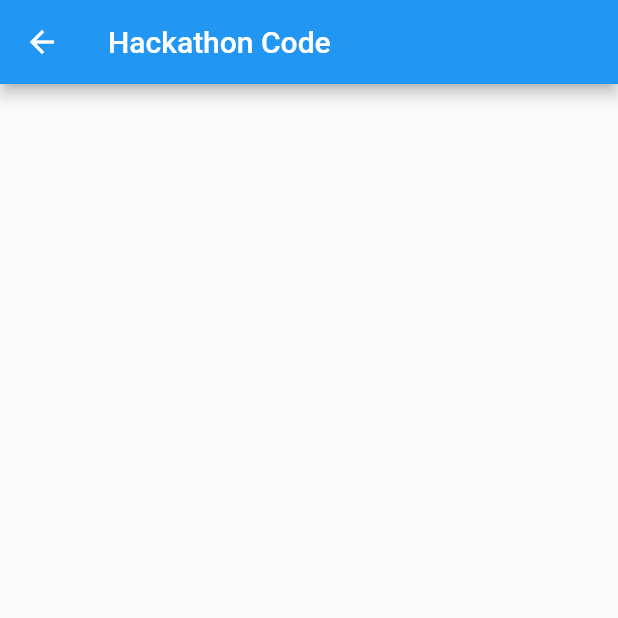
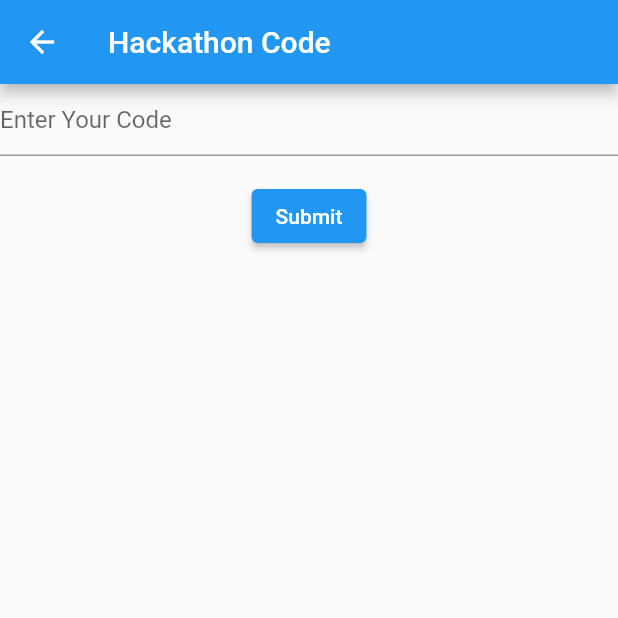
Before and after one commit to HafsaKaraAchira/Hack-Inventory, a Flutter app: the HackathonGoerCode screen opened directly, on a phone screen of 412 x 824 dp, the top half of it. Run offline on Flutter 3.47's test engine with Material 2 defaults, Android fonts, the light colour scheme and no system bars.

Commit message:
Form with hack code printing

```diff
--- a/hack_inventory/lib/Views/HackathonGoerCode.dart
+++ b/hack_inventory/lib/Views/HackathonGoerCode.dart
@@ -1,10 +1,15 @@
 import 'package:flutter/material.dart';
+
 class HackathonGoerCode extends StatefulWidget {
   @override
   _HackathonGoerCode createState() => _HackathonGoerCode();
 }
 
 class _HackathonGoerCode extends State<HackathonGoerCode> {
+
+  final _formKey = GlobalKey<FormState>(); // Allows you identify the form
+  final hackCodeController = TextEditingController(); // Allows you to retrive data from the form
+
   @override
   Widget build(BuildContext context) {
     return Scaffold(
@@ -13,6 +18,42 @@
         // the App.build method, and use it to set our appbar title.
         title: Text('Hackathon Code'),
       ),
+      body: Column(
+        children: <Widget>[
+          Form(
+            key: _formKey,
+            child: Column(children: <Widget>[
+              TextFormField(
+                controller: hackCodeController,
+                decoration: const InputDecoration(
+                  hintText: 'Enter Your Code',
+                ),
+                validator: (value) {
+                  if (value == null || value.isEmpty) {
+                    return 'Please Enter Some Text';
+                  } else if (double.tryParse(value) == null) {
+                    return 'Please Input A Number';
+                  }
+                  return null;
+                },
+              ),
+              Padding(
+                padding: const EdgeInsets.symmetric(vertical: 16.0),
+                child: ElevatedButton(
+                  onPressed: () {
+                    // Validate will return true if the form is valid, or false if
+                    // the form is invalid.
+                    if (_formKey.currentState.validate()) {
+                      print(hackCodeController.text);
+                    }
+                  },
+                  child: const Text('Submit'),
+                ),
+              ),
+            ]),
+          )
+        ],
+      ),
     );
   }
 }
```
